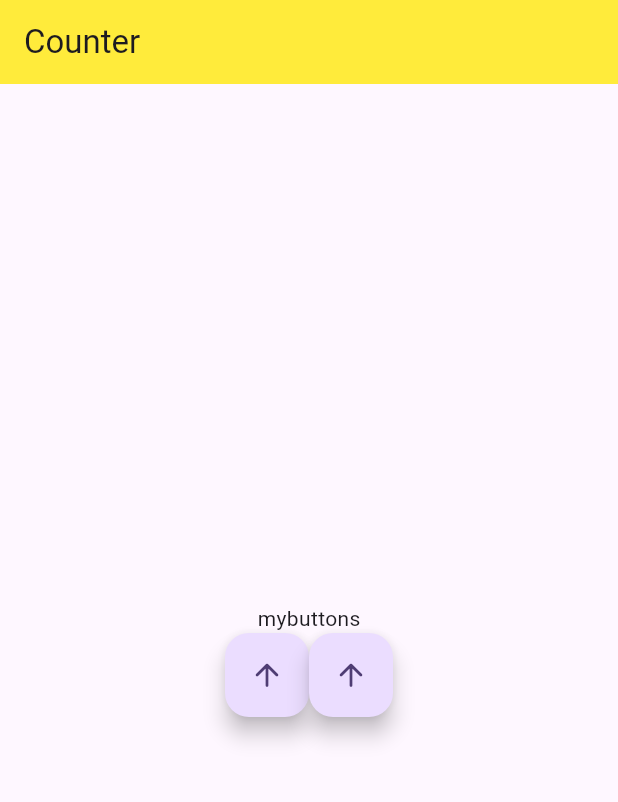
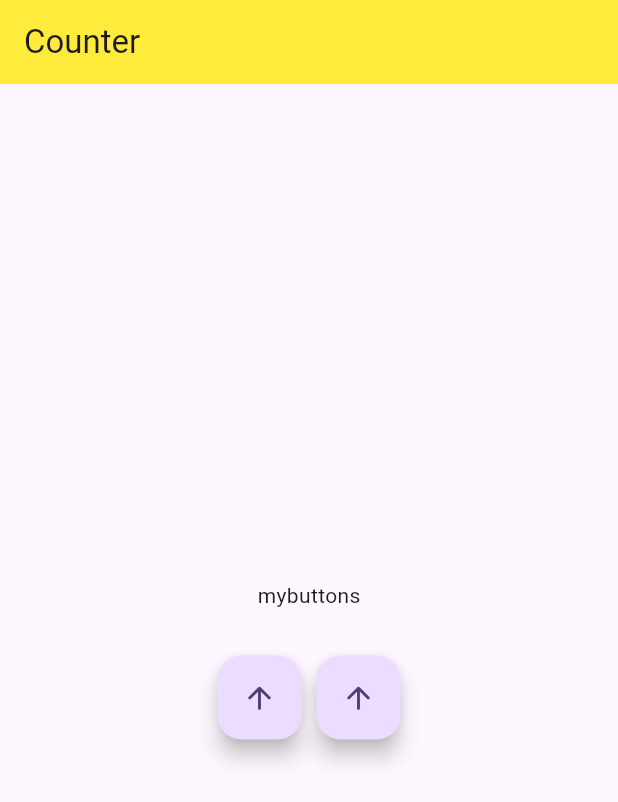
Before and after one commit to Akhil-ps-dev/flutter_mits_counter, a Flutter app: the screen it shows after launch, on a phone screen of 412 x 824 dp. Shown: the top 802 px of the screen. Run offline on Flutter 3.47's test engine with Material 3 defaults, Android fonts, the phone set to English and light mode, and no system bars.

```diff
--- a/lib/main.dart
+++ b/lib/main.dart
@@ -41,12 +41,18 @@ class _HomePageState extends State<HomePage> {
           crossAxisAlignment: CrossAxisAlignment.center,
           children: [
             Text("mybuttons"),
+            SizedBox(
+              height: 30,
+            ),
             Row(
               mainAxisAlignment: MainAxisAlignment.center,
               children: [
                 FloatingActionButton(
                   onPressed: () {},
                   child: Icon(Icons.arrow_upward_rounded),
+                ),
+                SizedBox(
+                  width: 10,
                 ),
                 FloatingActionButton(
                   onPressed: () {},
```
